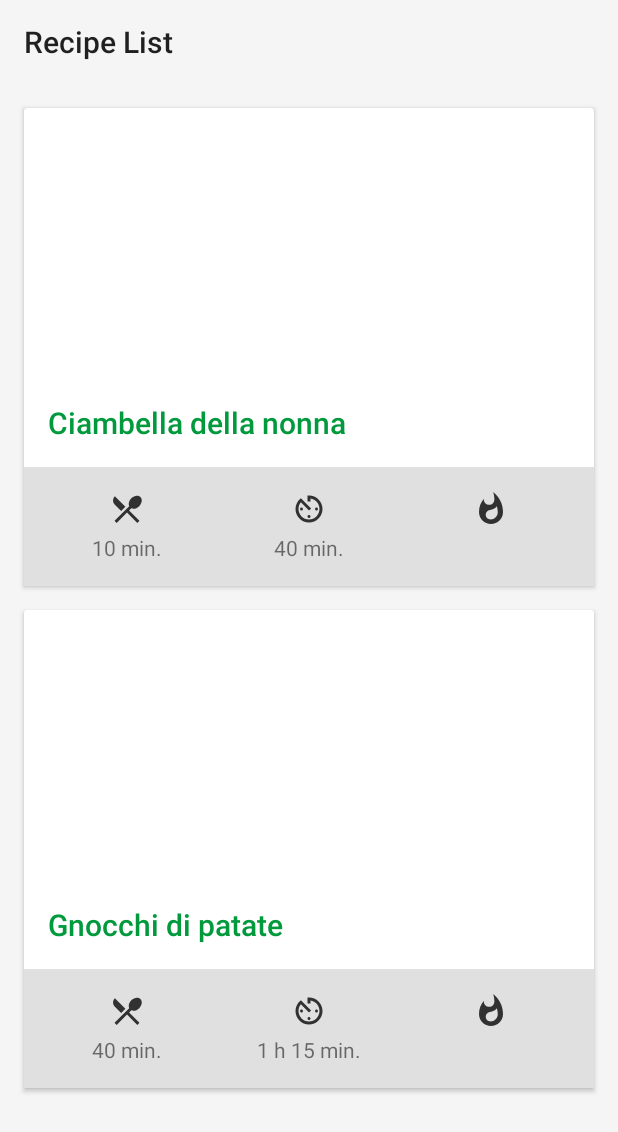
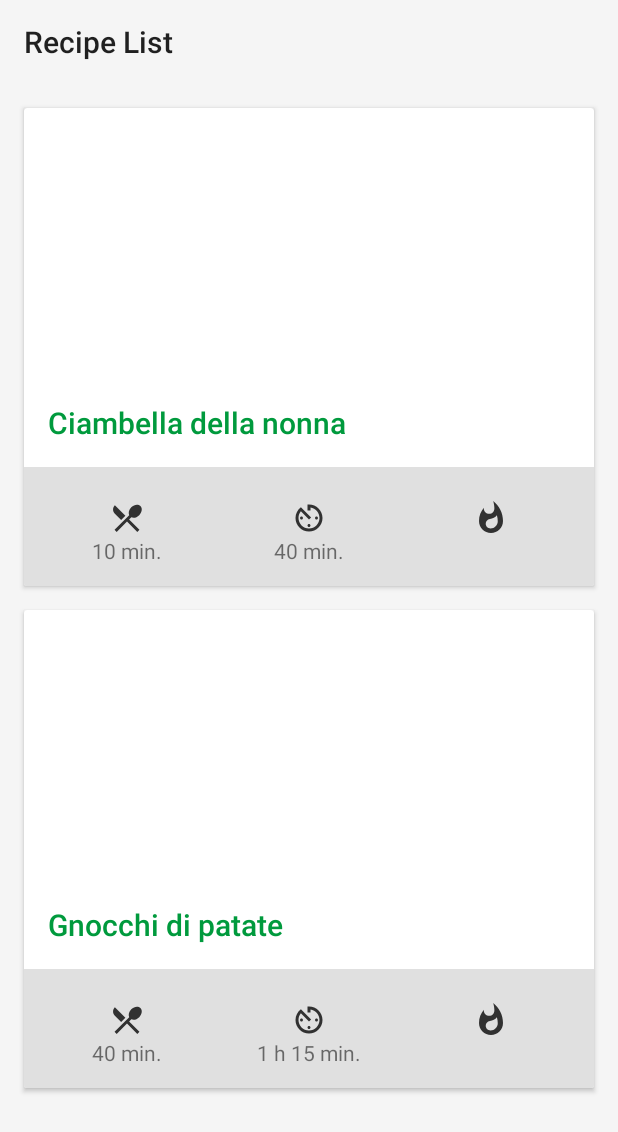
Before and after one commit to MartelliEnrico/MyBimby, an Android app: the screen it shows after launch (RecipeListActivity), on a phone screen of 412 x 824 dp. Shown: the top 1132 px of the screen. Run offline under Robolectric (Android 15) with nearby library versions, the phone set to English and light mode, and no system bars; our stand-ins replace Picasso, data binding; libraries missing offline, so code that uses them is left out: com.commonsware.cwac; 2 statements that could not run were skipped.

Commit message:
Fixed difficulty string inside view Fixed Code Analysis

```diff
--- a/app/src/main/res/layout/recipe_list_item.xml
+++ b/app/src/main/res/layout/recipe_list_item.xml
@@ -32,7 +32,8 @@
                     android:scaleType="centerCrop"
                     android:id="@+id/info_image"
                     android:layout_width="match_parent"
-                    android:layout_height="180dp"/>
+                    android:layout_height="180dp"
+                    android:contentDescription="@{recipe.getName()}"/>
 
                 <TextView
                     android:id="@+id/info_text"
@@ -54,67 +55,38 @@
                     android:paddingBottom="16dp"
                     android:paddingLeft="8dp"
                     android:paddingRight="8dp"
-                    android:background="@color/colorPrimaryDark">
-
-                    <LinearLayout
-                        android:layout_width="0dp"
-                        android:layout_height="wrap_content"
-                        android:layout_weight="1"
-                        android:orientation="vertical"
-                        android:layout_gravity="center">
-                        <ImageView
-                            android:layout_gravity="center"
-                            android:src="@drawable/ic_local_dining_black_24dp"
-                            android:layout_width="wrap_content"
-                            android:layout_height="wrap_content"/>
+                    android:background="@color/colorPrimaryDark"
+                    android:baselineAligned="false">
 
                     <TextView
                         android:layout_marginTop="4dp"
                         android:layout_gravity="center"
                         android:text="@{RecipeUtils.formatMinutes(recipe.getInfo().getWorkTime())}"
-                            android:layout_width="wrap_content"
-                            android:layout_height="wrap_content"/>
-                    </LinearLayout>
-
-                    <LinearLayout
                         android:layout_width="0dp"
                         android:layout_height="wrap_content"
                         android:layout_weight="1"
-                        android:orientation="vertical"
-                        android:layout_gravity="center">
-                        <ImageView
-                            android:layout_gravity="center"
-                            android:src="@drawable/ic_av_timer_black_24dp"
-                            android:layout_width="wrap_content"
-                            android:layout_height="wrap_content"/>
+                        android:drawableTop="@drawable/ic_local_dining_black_24dp"
+                        android:gravity="center"/>
 
                     <TextView
                         android:layout_marginTop="4dp"
                         android:layout_gravity="center"
                         android:text="@{RecipeUtils.formatMinutes(recipe.getInfo().getTotalTime())}"
-                            android:layout_width="wrap_content"
-                            android:layout_height="wrap_content"/>
-                    </LinearLayout>
-
-                    <LinearLayout
                         android:layout_width="0dp"
                         android:layout_height="wrap_content"
                         android:layout_weight="1"
-                        android:orientation="vertical"
-                        android:layout_gravity="center">
-                        <ImageView
-                            android:layout_gravity="center"
-                            android:src="@drawable/ic_whatshot_black_24dp"
-                            android:layout_width="wrap_content"
-                            android:layout_height="wrap_content"/>
+                        android:drawableTop="@drawable/ic_av_timer_black_24dp"
+                        android:gravity="center"/>
 
                     <TextView
                         android:layout_marginTop="4dp"
                         android:layout_gravity="center"
-                            android:text="@{RecipeUtils.formatDifficulty(recipe.getInfo().getDifficulty())}"
-                            android:layout_width="wrap_content"
-                            android:layout_height="wrap_content"/>
-                    </LinearLayout>
+                        app:difficulty="@{recipe.getInfo().getDifficulty()}"
+                        android:layout_width="0dp"
+                        android:layout_height="wrap_content"
+                        android:layout_weight="1"
+                        android:drawableTop="@drawable/ic_whatshot_black_24dp"
+                        android:gravity="center"/>
                 </LinearLayout>
             </LinearLayout>
         </android.support.v7.widget.CardView>
```
Also changed, not shown: app/src/main/java/me/martelli/lab/mybimby/RecipeListActivity.java (+12 -4 lines), app/src/main/java/me/martelli/lab/mybimby/recipes/RecipeUtils.java (+5 -6 lines). Lines whose indentation alone changed are shown as unchanged.
